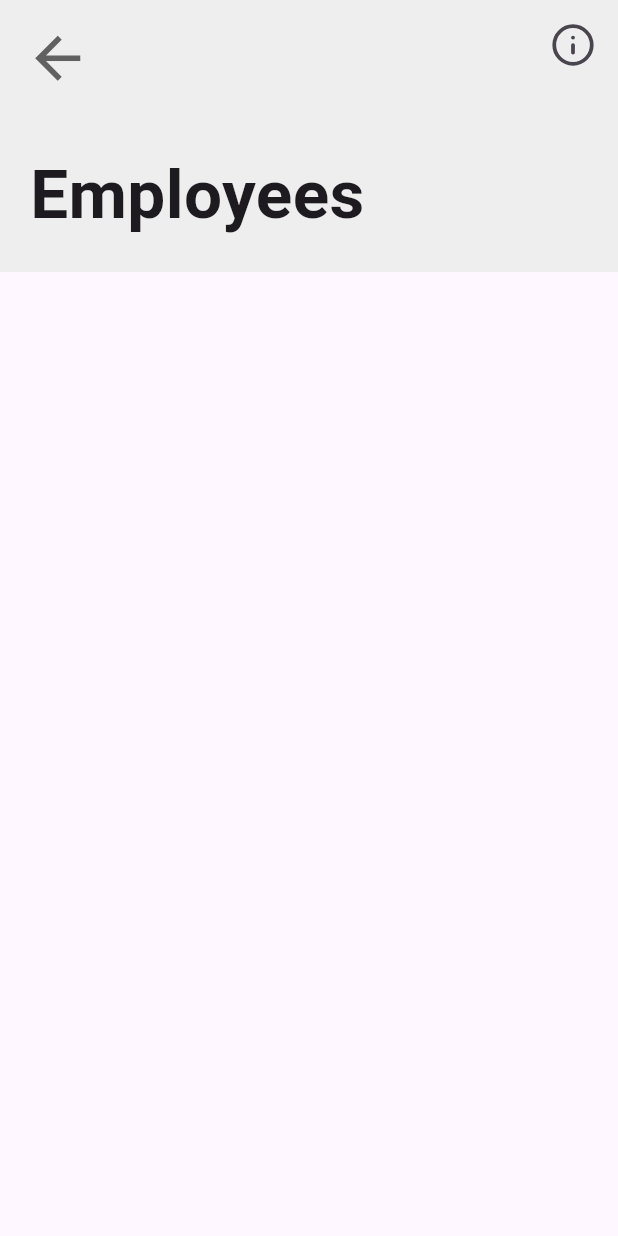
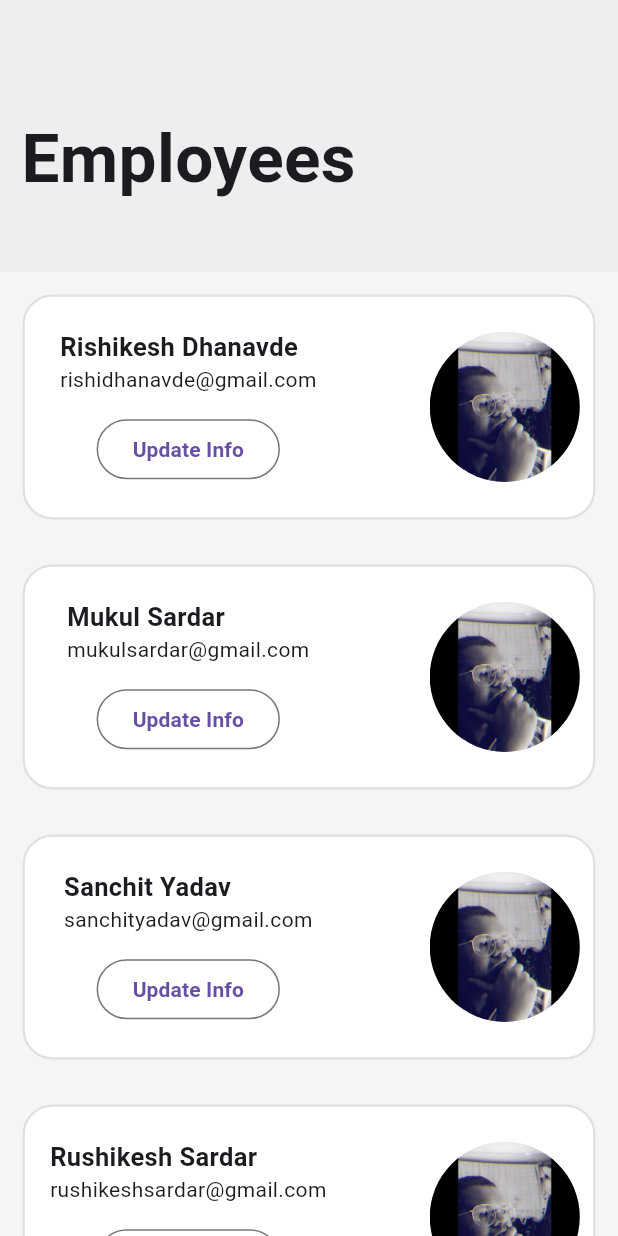
Before and after one commit to rishidhanavde/presence, a Flutter app: the EmployeesList screen opened by its route, on a phone screen of 412 x 824 dp. Run offline on Flutter 3.47's test engine with Material 3 defaults, Android fonts, the phone set to English and light mode, and no system bars; our stand-ins replace lucide_icons; missing offline and left inert: animation_search_bar.

Commit message:
Employee List Experiments
Some Experiments to improve the ui of the employee list page.

```diff
--- a/lib/employer/employees/employees_list.dart
+++ b/lib/employer/employees/employees_list.dart
@@ -1,6 +1,7 @@
 import 'package:flutter/material.dart';
-import 'package:flutter/widgets.dart';
-import 'package:lucide_icons/lucide_icons.dart';
+// import 'package:lucide_icons/lucide_icons.dart';
+
+var Scrwidth;
 
 class EmployeesList extends StatelessWidget {
   const EmployeesList({super.key});
@@ -8,43 +9,17 @@ class EmployeesList extends StatelessWidget {
   @override
   Widget build(BuildContext context) {
     final screenHeight = MediaQuery.sizeOf(context).height;
-    // final screenWidth = MediaQuery.sizeOf(context).width;
+    final screenWidth = MediaQuery.sizeOf(context).width;
+    Scrwidth = screenWidth;
     return Scaffold(
       body: SafeArea(
         child: Column(
-          crossAxisAlignment: CrossAxisAlignment.stretch,
           children: [
             Container(
               height: screenHeight * 0.22,
               color: Colors.grey.shade200,
-              child: Stack(
-                children: [
-                  Positioned(
-                    top: 8,
-                    left: 8,
-                    child: IconButton(
-                      onPressed: () => Navigator.pop(context),
-                      icon: Icon(
-                        Icons.adaptive.arrow_back,
-                        size: 45,
-                        color: Colors.grey.shade700,
-                      ),
-                    ),
-                  ),
-                  Positioned(
-                    top: 6,
-                    right: 6,
-                    child: IconButton(
-                      onPressed: () => null,
-                      icon: const Icon(
-                        LucideIcons.info,
-                        size: 30,
-                      ),
-                    ),
-                  ),
-                  const Positioned(
-                    bottom: 20,
-                    left: 20,
+              child: const Align(
+                alignment: Alignment(-0.85, 0.25),
                 child: Text(
                   'Employees',
                   style: TextStyle(
@@ -53,11 +28,12 @@ class EmployeesList extends StatelessWidget {
                   ),
                 ),
               ),
-                ],
-              ),
             ),
             Expanded(
-              child: Container(),
+              child: Container(
+                color: Colors.grey.shade100,
+                child: EmployeeList(),
+              ),
             )
           ],
         ),
@@ -65,3 +41,102 @@ class EmployeesList extends StatelessWidget {
     );
   }
 }
+
+class EmployeeList extends StatelessWidget {
+  EmployeeList({super.key});
+  final List<Map<String, String>> Names = [
+    {'name': 'Rishikesh Dhanavde', 'email': 'rishidhanavde@gmail.com'},
+    {'name': 'Mukul Sardar', 'email': 'mukulsardar@gmail.com'},
+    {'name': 'Sanchit Yadav', 'email': 'sanchityadav@gmail.com'},
+    {'name': 'Rushikesh Sardar', 'email': 'rushikeshsardar@gmail.com'},
+  ];
+
+  @override
+  Widget build(BuildContext context) {
+    return ListView.builder(
+        itemCount: Names.length,
+        itemBuilder: (context, index) {
+          return CustomListTile(
+            names: Names[index]['name']!,
+            email: Names[index]['email']!,
+            width: Scrwidth,
+          );
+        });
+  }
+}
+
+class CustomListTile extends StatelessWidget {
+  CustomListTile({
+    super.key,
+    required this.width,
+    required this.names,
+    required this.email,
+  });
+
+  final double width;
+  final String names;
+  final String email;
+
+  @override
+  Widget build(BuildContext context) {
+    return Container(
+      height: 150,
+      width: width,
+      margin: const EdgeInsets.all(15),
+      decoration: BoxDecoration(
+          color: Colors.white,
+          borderRadius: BorderRadius.circular(20),
+          border: Border.all(color: Colors.black12, width: 1.5)),
+      child: Padding(
+        padding: const EdgeInsets.all(9.0),
+        child: Row(
+          mainAxisAlignment: MainAxisAlignment.spaceBetween,
+          children: [
+            SizedBox(
+              width: 200,
+              child: Column(
+                mainAxisAlignment: MainAxisAlignment.spaceEvenly,
+                crossAxisAlignment: CrossAxisAlignment.center,
+                children: [
+                  SizedBox(
+                    child: Column(
+                      crossAxisAlignment: CrossAxisAlignment.start,
+                      children: [
+                        Text(
+                          names,
+                          style: const TextStyle(
+                            fontSize: 17,
+                            fontWeight: FontWeight.w600,
+                          ),
+                        ),
+                        Text(
+                          email,
+                          style: const TextStyle(
+                            fontWeight: FontWeight.w400,
+                          ),
+                        ),
+                      ],
+                    ),
+                  ),
+                  OutlinedButton(
+                    onPressed: () => null,
+                    child: const Text(
+                      'Update Info',
+                      style: TextStyle(
+                        fontWeight: FontWeight.bold,
+                      ),
+                    ),
+                  )
+                ],
+              ),
+            ),
+            const CircleAvatar(
+              radius: 50,
+              backgroundImage: AssetImage('assets/images/Owner.jpg'),
+            ),
+          ],
+        ),
+      ),
+    );
+  }
+}
--- a/lib/main.dart
+++ b/lib/main.dart
@@ -4,17 +4,21 @@ import 'package:presence/employer/edit_profile.dart';
 import 'package:presence/employer/employees/employees_list.dart';
 import 'package:presence/employer/homepage.dart';
 import 'package:presence/employer/login_page.dart';
+import 'package:presence/temp.dart';
+import 'package:presence/temp2.dart';
 
 void main() {
   runApp(MaterialApp(
     debugShowCheckedModeBanner: false,
-    initialRoute: 'login',
+    theme: ThemeData(useMaterial3: true),
+    initialRoute: 'temporary',
     routes: {
       'login': (context) => const LoginPage(),
       'homepage': (context) => const Homepage(),
       'add employee':(context) => const AddEmployee(),
       'edit profile':(context) => const EditProfile(),
       'employees':(context) => const EmployeesList(),
+      'temporary':(context) => AnimatedSearchBarPage(),
     },
   ));
 }
--- a/pubspec.yaml
+++ b/pubspec.yaml
@@ -10,6 +10,9 @@ dependencies:
   flutter:
     sdk: flutter
   lucide_icons: ^0.257.0
+  expandable_search_bar: ^0.0.2
+  animation_search_bar: ^0.0.10
+  animated_search_bar: ^2.7.1
 
 dev_dependencies:
   flutter_test:
```
Also changed, not shown: lib/temp.dart (added, +59 -0 lines), lib/temp2.dart (added, +56 -0 lines), pubspec.lock. Lines whose indentation alone changed are shown as unchanged.
